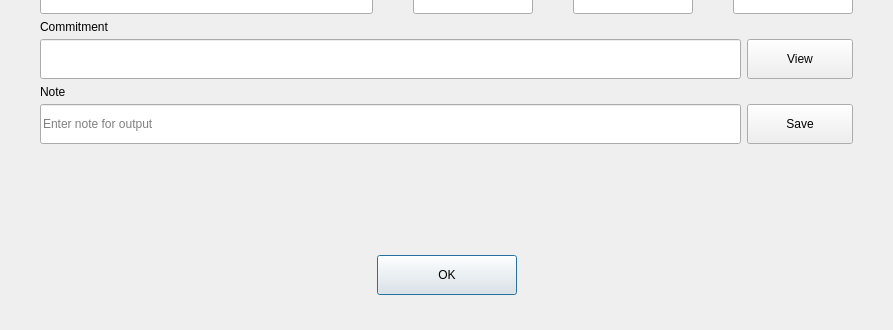
0xkobe/mwc-wallet, file dialogs/e_showoutputdlg.ui: the form before one commit; both pictures show x 0 to 893 and y 160 to 490 of the 893 by 490 pixel window.
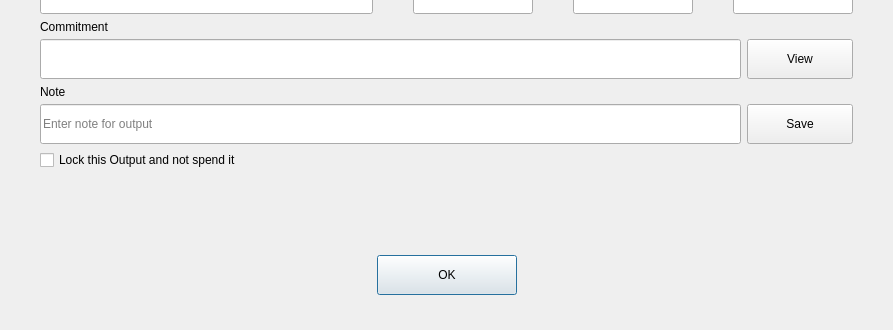
The form after the commit. Custom widgets are drawn as their Qt base class.

What changed in the file:
```diff
--- a/dialogs/e_showoutputdlg.ui
+++ b/dialogs/e_showoutputdlg.ui
@@ -661,6 +661,16 @@
      </item>
     </layout>
    </item>
+   <item>
+    <widget class="QCheckBox" name="lockOutput">
+     <property name="focusPolicy">
+      <enum>Qt::StrongFocus</enum>
+     </property>
+     <property name="text">
+      <string>Lock this Output and not spend it</string>
+     </property>
+    </widget>
+   </item>
    <item>
     <spacer name="verticalSpacer">
      <property name="orientation">
```
Left out of the diff: 2 changed lines with no effect on the pictures.
